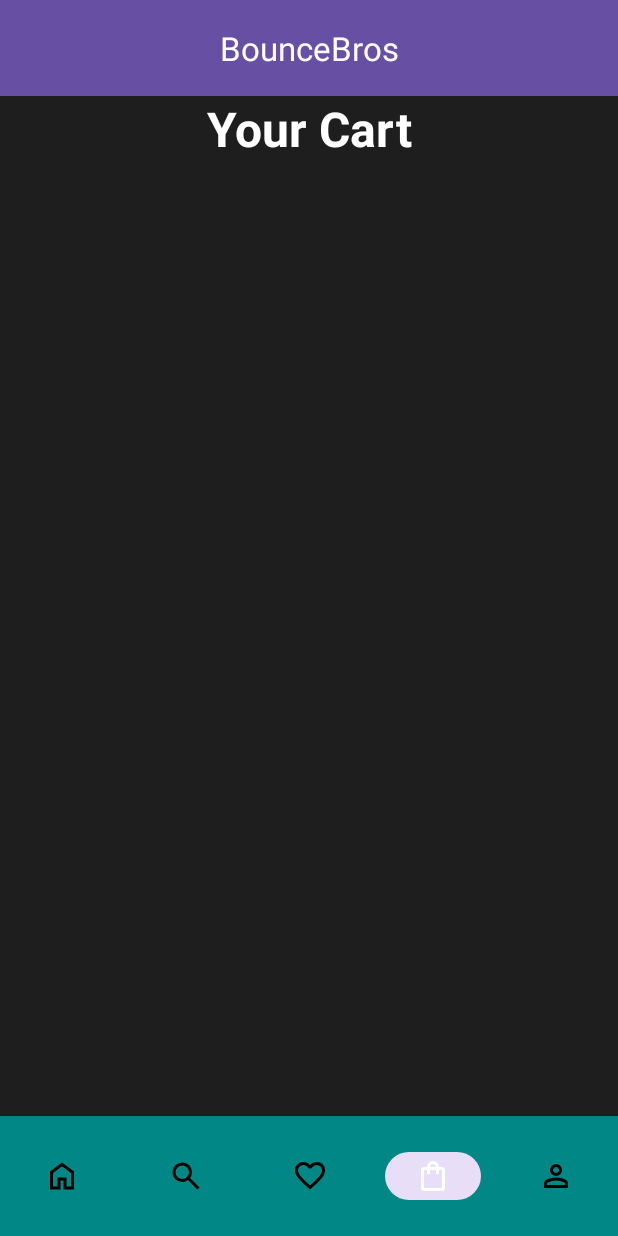
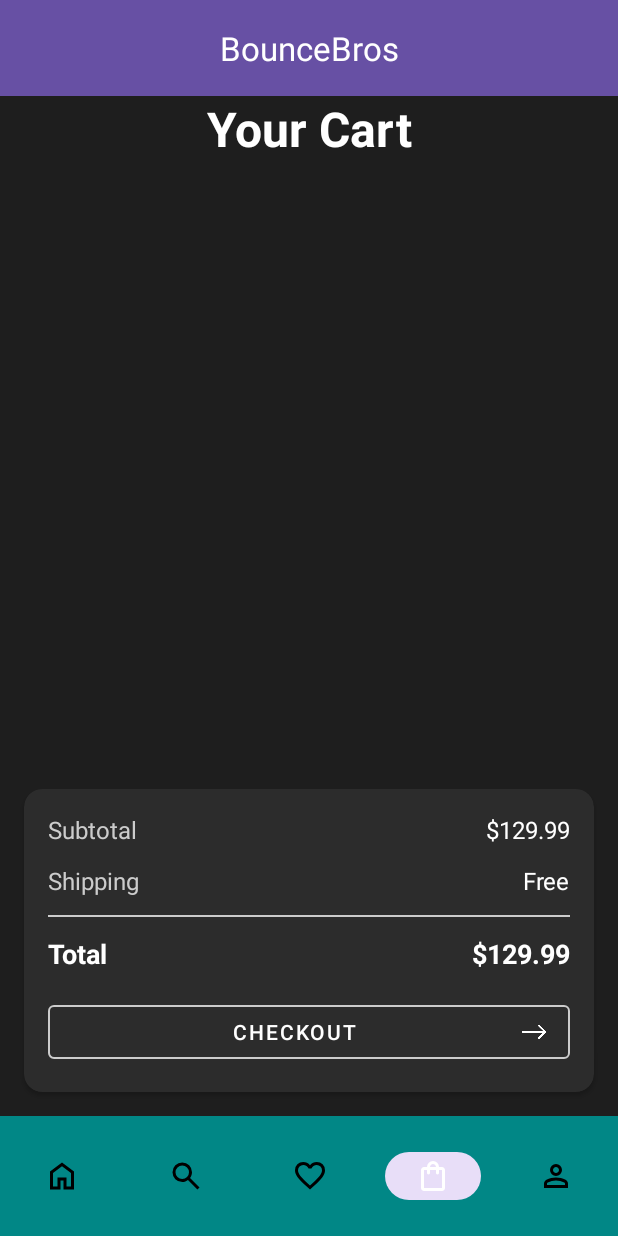
Before and after one commit to Puthikunkim/Table-Tennis-Shop-Android-App, an Android app: the CartActivity screen opened directly, with no data from a screen before it, on a phone screen of 412 x 824 dp. Run offline under Robolectric (Android 15) with nearby library versions, the phone set to English and light mode, and no system bars.

Commit message:
added ui for checkout in activity cart

```diff
--- /dev/null
+++ b/app/src/main/res/drawable/small_arrow.xml
@@ -0,0 +1,7 @@
+<?xml version="1.0" encoding="utf-8"?>
+<layer-list xmlns:android="http://schemas.android.com/apk/res/android">
+    <item
+        android:width="16dp"
+        android:height="16dp"
+        android:drawable="@drawable/arrow"/>
+</layer-list>
--- a/app/src/main/res/layout/activity_cart.xml
+++ b/app/src/main/res/layout/activity_cart.xml
@@ -1,6 +1,7 @@
 <?xml version="1.0" encoding="utf-8"?>
 <LinearLayout
     xmlns:android="http://schemas.android.com/apk/res/android"
+    xmlns:app="http://schemas.android.com/apk/res-auto"
     android:layout_width="match_parent"
     android:layout_height="match_parent"
     android:orientation="vertical"
@@ -17,4 +18,116 @@
         android:paddingHorizontal="16dp"
         android:paddingBottom="24dp"/>
 
+    <Space
+        android:layout_width="match_parent"
+        android:layout_height="0dp"
+        android:layout_weight="1"/>
+
+    <androidx.cardview.widget.CardView
+        android:layout_width="match_parent"
+        android:layout_height="wrap_content"
+        android:layout_margin="16dp"
+        app:cardCornerRadius="12dp"
+        app:cardBackgroundColor="@color/card_background">
+
+        <LinearLayout
+            android:layout_width="match_parent"
+            android:layout_height="wrap_content"
+            android:orientation="vertical"
+            android:padding="16dp">
+
+            <LinearLayout
+                android:layout_width="match_parent"
+                android:layout_height="wrap_content"
+                android:orientation="horizontal"
+                android:layout_marginBottom="12dp">
+
+                <TextView
+                    android:layout_width="0dp"
+                    android:layout_height="wrap_content"
+                    android:layout_weight="1"
+                    android:text="Subtotal"
+                    android:textColor="@color/text_secondary"
+                    android:textSize="16sp"/>
+
+                <TextView
+                    android:id="@+id/subtotalText"
+                    android:layout_width="wrap_content"
+                    android:layout_height="wrap_content"
+                    android:text="$129.99"
+                    android:textColor="@color/text_primary"
+                    android:textSize="16sp"/>
+            </LinearLayout>
+
+            <LinearLayout
+                android:layout_width="match_parent"
+                android:layout_height="wrap_content"
+                android:orientation="horizontal"
+                android:layout_marginBottom="12dp">
+
+                <TextView
+                    android:layout_width="0dp"
+                    android:layout_height="wrap_content"
+                    android:layout_weight="1"
+                    android:text="Shipping"
+                    android:textColor="@color/text_secondary"
+                    android:textSize="16sp"/>
+
+                <TextView
+                    android:id="@+id/shippingText"
+                    android:layout_width="wrap_content"
+                    android:layout_height="wrap_content"
+                    android:text="Free"
+                    android:textColor="@color/text_primary"
+                    android:textSize="16sp"/>
+            </LinearLayout>
+
+            <View
+                android:layout_width="match_parent"
+                android:layout_height="1dp"
+                android:background="@color/text_secondary"
+                android:layout_marginBottom="12dp"/>
+
+            <LinearLayout
+                android:layout_width="match_parent"
+                android:layout_height="wrap_content"
+                android:orientation="horizontal"
+                android:layout_marginBottom="16dp">
+
+                <TextView
+                    android:layout_width="0dp"
+                    android:layout_height="wrap_content"
+                    android:layout_weight="1"
+                    android:text="Total"
+                    android:textColor="@color/text_primary"
+                    android:textSize="18sp"
+                    android:textStyle="bold"/>
+
+                <TextView
+                    android:id="@+id/totalText"
+                    android:layout_width="wrap_content"
+                    android:layout_height="wrap_content"
+                    android:text="$129.99"
+                    android:textColor="@color/text_primary"
+                    android:textSize="18sp"
+                    android:textStyle="bold"/>
+            </LinearLayout>
+
+            <Button
+                android:id="@+id/checkoutButton"
+                android:layout_width="match_parent"
+                android:layout_height="wrap_content"
+                android:text="Checkout"
+                android:drawableEnd="@drawable/small_arrow"
+                android:drawablePadding="8dp"
+                android:drawableTint="@color/text_primary"
+                android:textColor="@color/text_primary"
+                android:backgroundTint="@color/card_background"
+                style="@style/Widget.MaterialComponents.Button.OutlinedButton"
+                app:strokeColor="@color/text_secondary"/>
+
+        </LinearLayout>
+
+    </androidx.cardview.widget.CardView>
+
 </LinearLayout>
```
Also changed, not shown: app/src/main/res/drawable/arrow.png (added).
